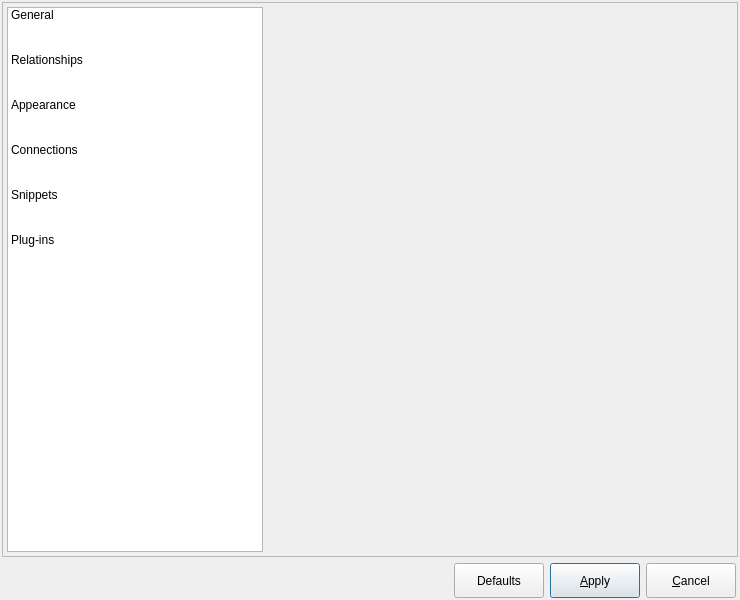
The window that libpgmodeler_ui/ui/configurationform.ui (pgmodeler/pgmodeler) describes before a commit, drawn with Qt 5.
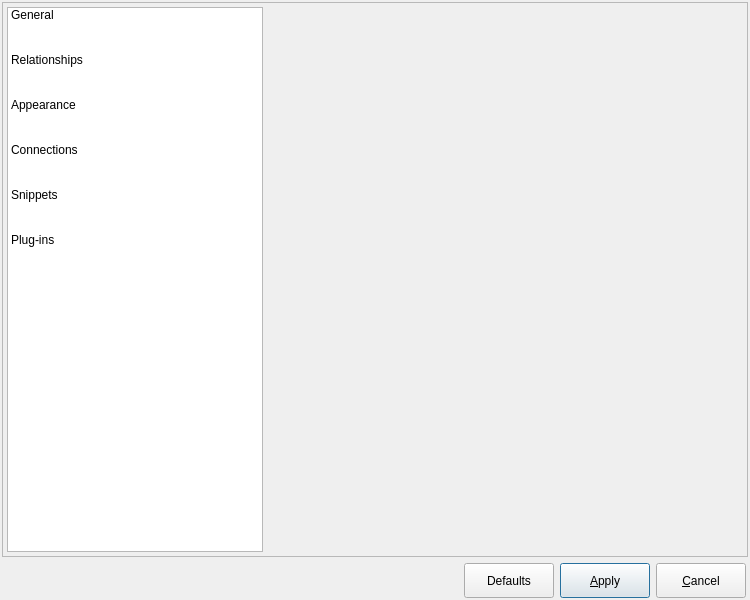
The same window after the commit. Icons and pictures are not drawn.

Commit message: Minor size adjustment in ConfigurationForm

The edit to the form file:
```diff
--- a/libpgmodeler_ui/ui/configurationform.ui
+++ b/libpgmodeler_ui/ui/configurationform.ui
@@ -9,7 +9,7 @@
    <rect>
     <x>0</x>
     <y>0</y>
-    <width>740</width>
+    <width>750</width>
     <height>600</height>
    </rect>
   </property>
@@ -21,7 +21,7 @@
   </property>
   <property name="minimumSize">
    <size>
-    <width>680</width>
+    <width>750</width>
     <height>600</height>
    </size>
   </property>
```
